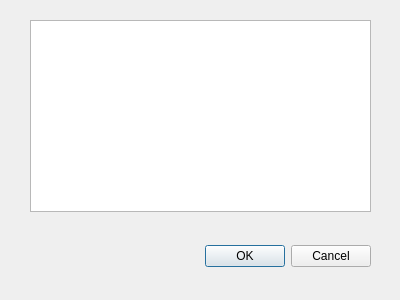
rsalinas/ecoradio, file src/radioui/newprogramdialog.ui: the form before one commit.
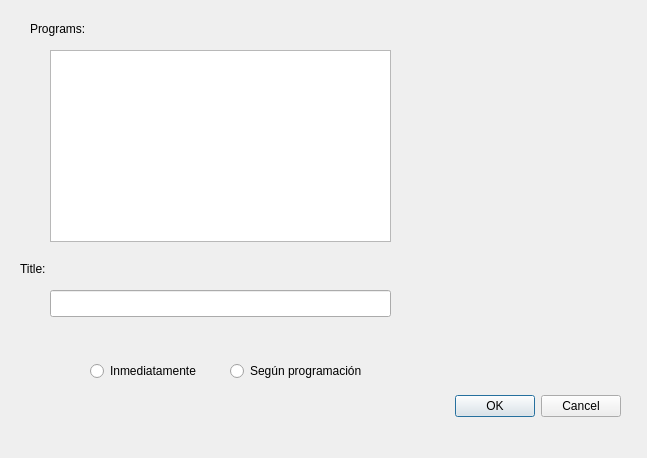
The form after the commit.

Commit message: Add title and start time to program start dialog

The edit to the form file:
```diff
--- a/src/radioui/newprogramdialog.ui
+++ b/src/radioui/newprogramdialog.ui
@@ -6,8 +6,8 @@
    <rect>
     <x>0</x>
     <y>0</y>
-    <width>400</width>
-    <height>300</height>
+    <width>647</width>
+    <height>458</height>
    </rect>
   </property>
   <property name="windowTitle">
@@ -16,8 +16,8 @@
   <widget class="QDialogButtonBox" name="buttonBox">
    <property name="geometry">
     <rect>
-     <x>30</x>
-     <y>240</y>
+     <x>280</x>
+     <y>390</y>
      <width>341</width>
      <height>32</height>
     </rect>
@@ -32,13 +32,81 @@
   <widget class="QListWidget" name="programList">
    <property name="geometry">
     <rect>
-     <x>30</x>
-     <y>20</y>
+     <x>50</x>
+     <y>50</y>
      <width>341</width>
      <height>192</height>
     </rect>
    </property>
   </widget>
+  <widget class="QLabel" name="label">
+   <property name="geometry">
+    <rect>
+     <x>30</x>
+     <y>20</y>
+     <width>59</width>
+     <height>17</height>
+    </rect>
+   </property>
+   <property name="text">
+    <string>Programs:</string>
+   </property>
+  </widget>
+  <widget class="QLabel" name="label_2">
+   <property name="geometry">
+    <rect>
+     <x>20</x>
+     <y>260</y>
+     <width>59</width>
+     <height>17</height>
+    </rect>
+   </property>
+   <property name="text">
+    <string>Title:</string>
+   </property>
+  </widget>
+  <widget class="QLineEdit" name="lineEdit">
+   <property name="geometry">
+    <rect>
+     <x>50</x>
+     <y>290</y>
+     <width>341</width>
+     <height>27</height>
+    </rect>
+   </property>
+  </widget>
+  <widget class="QRadioButton" name="inmButton">
+   <property name="geometry">
+    <rect>
+     <x>90</x>
+     <y>360</y>
+     <width>141</width>
+     <height>22</height>
+    </rect>
+   </property>
+   <property name="text">
+    <string>Inmediatamente</string>
+   </property>
+   <attribute name="buttonGroup">
+    <string notr="true">startMomGroup</string>
+   </attribute>
+  </widget>
+  <widget class="QRadioButton" name="plannedButton">
+   <property name="geometry">
+    <rect>
+     <x>230</x>
+     <y>360</y>
+     <width>171</width>
+     <height>22</height>
+    </rect>
+   </property>
+   <property name="text">
+    <string>Según programación</string>
+   </property>
+   <attribute name="buttonGroup">
+    <string notr="true">startMomGroup</string>
+   </attribute>
+  </widget>
  </widget>
  <resources/>
  <connections>
```
Left out of the diff: 3 changed lines with no effect on the pictures. The commit also changes 6 other files.
